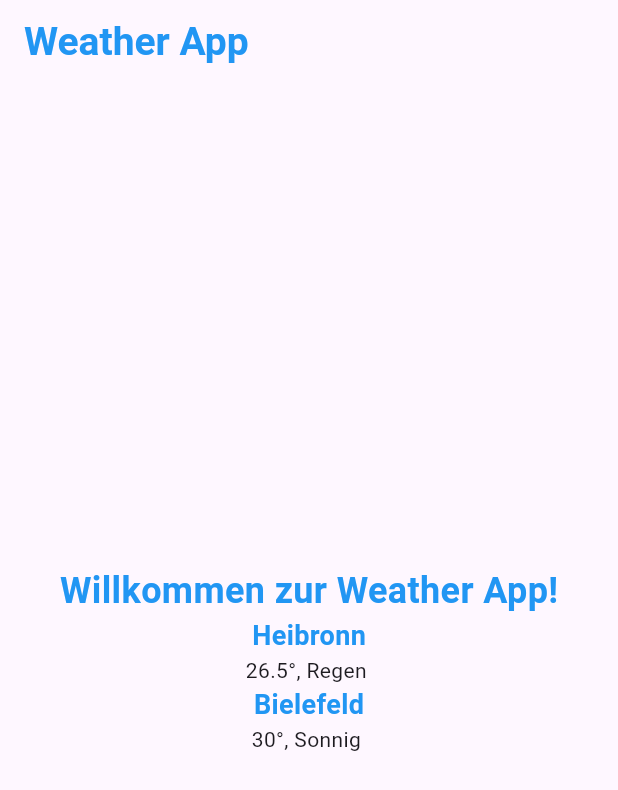
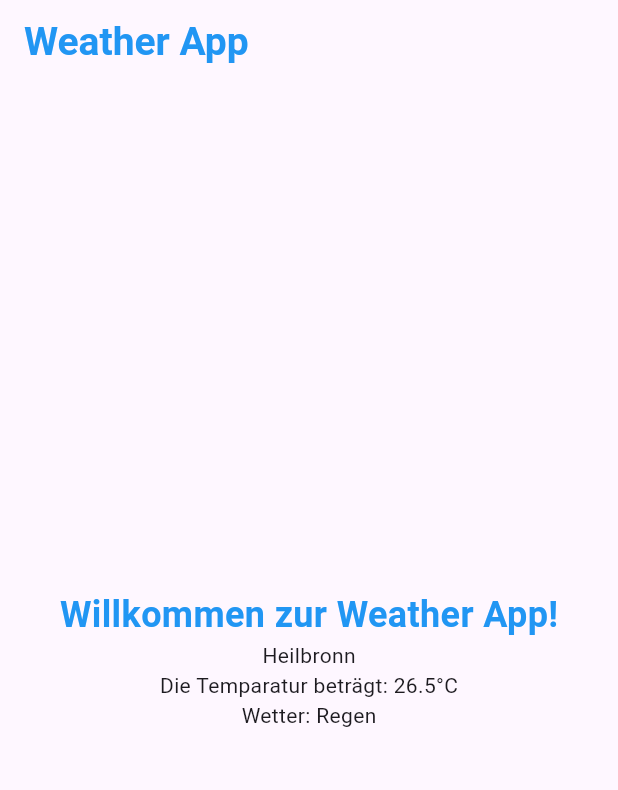
Before and after one commit to Beyz61/simple_weather_app, a Flutter app: the screen it shows after launch, on a phone screen of 412 x 824 dp. Shown: the top 790 px of the screen. Run offline on Flutter 3.47's test engine with Material 3 defaults, Android fonts, the phone set to English and light mode, and no system bars.

Commit message:
used classes

```diff
--- /dev/null
+++ b/lib/class_weather_app.dart
@@ -0,0 +1,48 @@
+import 'package:flutter/material.dart';
+import 'package:simple_weather_app/class_weather_data.dart';
+
+class WeatherApp extends StatelessWidget {
+  const WeatherApp({super.key, required this.city});
+
+  final WeatherData city;
+
+  @override
+  Widget build(BuildContext context) {
+    return Scaffold(
+      appBar: AppBar(
+        title: const Text("Weather App",
+            style: TextStyle(
+                color: Colors.blue, fontSize: 26, fontWeight: FontWeight.bold)),
+      ),
+      body: Center(
+        child: Column(
+          mainAxisAlignment: MainAxisAlignment.center,
+          children: [
+            const Text(
+              "Willkommen zur Weather App!",
+              style: TextStyle(
+                  color: Colors.blue,
+                  fontSize: 24,
+                  fontWeight: FontWeight.bold),
+            ),
+            Text(city.city),
+            Text("Die Temparatur beträgt: ${city.temperature}°C"),
+            Text("Wetter: ${city.weahtherCondition}"),
+            /*Text("Heibronn",
+                style: TextStyle(
+                    color: Colors.blue,
+                    fontSize: 18,
+                    fontWeight: FontWeight.bold)),
+            Text("26.5°, Regen "),
+            Text("Bielefeld",
+                style: TextStyle(
+                    color: Colors.blue,
+                    fontSize: 18,
+                    fontWeight: FontWeight.bold)),
+            Text("30°, Sonnig ")*/
+          ],
+        ),
+      ),
+    );
+  }
+}
--- /dev/null
+++ b/lib/class_weather_data.dart
@@ -0,0 +1,10 @@
+class WeatherData {
+  final String city;
+  final double temperature;
+  final String weahtherCondition;
+
+  WeatherData(
+      {required this.city,
+      required this.temperature,
+      required this.weahtherCondition});
+}
--- a/lib/main.dart
+++ b/lib/main.dart
@@ -1,70 +1,22 @@
 import 'package:flutter/material.dart';
+import 'package:simple_weather_app/class_weather_app.dart';
+import 'package:simple_weather_app/class_weather_data.dart';
 
 void main() {
   final WeatherData city = WeatherData(
       city: "Heilbronn", temperature: 26.5, weahtherCondition: "Regen");
-  runApp(const MainApp());
+  runApp(MainApp(city: city));
 }
 
 class MainApp extends StatelessWidget {
-  const MainApp({super.key});
+  const MainApp({super.key, required this.city});
+
+  final WeatherData city;
 
   @override
   Widget build(BuildContext context) {
-    return const MaterialApp(
-      home: WeatherApp(),
+    return MaterialApp(
+      home: WeatherApp(city: city),
     );
   }
 }
-
-class WeatherApp extends StatelessWidget {
-  const WeatherApp({super.key});
-
-  @override
-  Widget build(BuildContext context) {
-    return Scaffold(
-      appBar: AppBar(
-        title: const Text("Weather App",
-            style: TextStyle(
-                color: Colors.blue, fontSize: 26, fontWeight: FontWeight.bold)),
-      ),
-      body: const Center(
-        child: Column(
-          mainAxisAlignment: MainAxisAlignment.center,
-          children: [
-            Text(
-              "Willkommen zur Weather App!",
-              style: TextStyle(
-                  color: Colors.blue,
-                  fontSize: 24,
-                  fontWeight: FontWeight.bold),
-            ),
-            Text("Heibronn",
-                style: TextStyle(
-                    color: Colors.blue,
-                    fontSize: 18,
-                    fontWeight: FontWeight.bold)),
-            Text("26.5°, Regen "),
-            Text("Bielefeld",
-                style: TextStyle(
-                    color: Colors.blue,
-                    fontSize: 18,
-                    fontWeight: FontWeight.bold)),
-            Text("30°, Sonnig ")
-          ],
-        ),
-      ),
-    );
-  }
-}
-
-class WeatherData {
-  final String city;
-  final double temperature;
-  final String weahtherCondition;
-
-  WeatherData(
-      {required this.city,
-      required this.temperature,
-      required this.weahtherCondition});
-}
```
